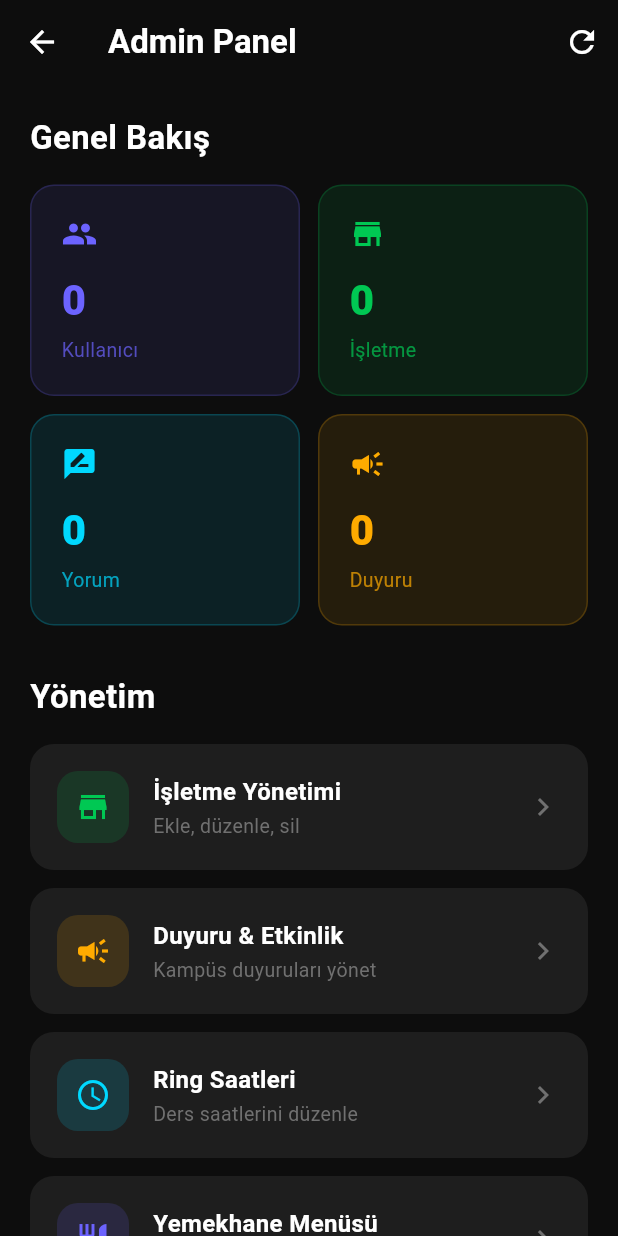
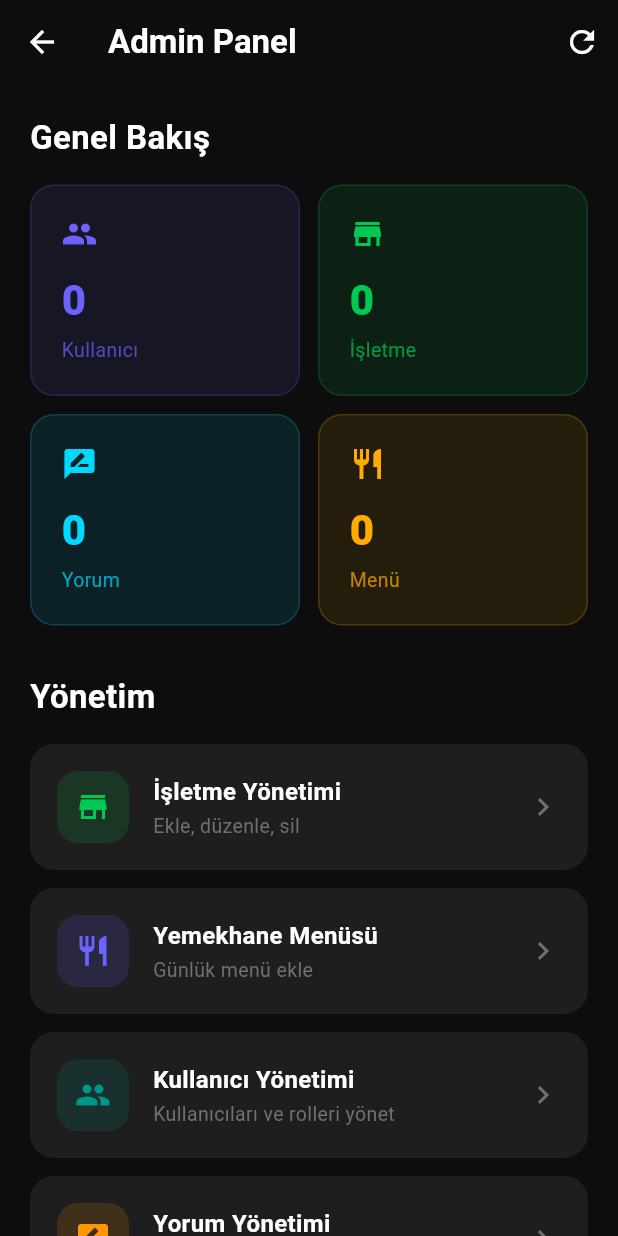
Before and after one commit to MrtSrt31/ncc-campus-app, a Flutter app: the AdminDashboardScreen screen opened by its route, on a phone screen of 412 x 824 dp. Run offline on Flutter 3.47's test engine with Material 3 defaults, Android fonts, the phone set to English and light mode, and no system bars; our stand-ins replace cloud_firestore, firebase_auth, firebase_core, flutter_rating_bar, google_mobile_ads, shared_preferences and 1 more; accounts and stored records are empty.

Commit message:
Responsive flexbox layout, bilingual businesses, admin panel cleanup
- Replace hardcoded 2-col grid with responsive Wrap (2/3/4 cols based on screen width)
- Max-width constraint (900px) for widescreen single-page layout
- Add bilingual fields (nameEn, descriptionEn) to Business model
- Admin business form with TR/EN inputs
- Localize campus directory & business detail screens
- Remove Announcements & Ring Schedule from admin dashboard
- Fix RenderFlex overflow in home screen

```diff
--- a/lib/core/models/business_model.dart
+++ b/lib/core/models/business_model.dart
@@ -3,9 +3,11 @@ import 'package:cloud_firestore/cloud_firestore.dart';
 class Business {
   final String id;
   final String name;
+  final String nameEn;
   final String category;
   final String phone;
   final String description;
+  final String descriptionEn;
   final List<String> photos;
   final List<MenuItem> menu;
   final String openHours;
@@ -17,9 +19,11 @@ class Business {
   Business({
     required this.id,
     required this.name,
+    this.nameEn = '',
     required this.category,
     this.phone = '',
     this.description = '',
+    this.descriptionEn = '',
     this.photos = const [],
     this.menu = const [],
     this.openHours = '',
@@ -31,9 +35,11 @@ class Business {
 
   Map<String, dynamic> toFirestore() => {
         'name': name,
+        'nameEn': nameEn,
         'category': category,
         'phone': phone,
         'description': description,
+        'descriptionEn': descriptionEn,
         'photos': photos,
         'menu': menu.map((m) => m.toFirestore()).toList(),
         'openHours': openHours,
@@ -48,9 +54,11 @@ class Business {
     return Business(
       id: doc.id,
       name: data['name'] ?? '',
+      nameEn: data['nameEn'] ?? '',
       category: data['category'] ?? '',
       phone: data['phone'] ?? '',
       description: data['description'] ?? '',
+      descriptionEn: data['descriptionEn'] ?? '',
       photos: List<String>.from(data['photos'] ?? []),
       menu: (data['menu'] as List<dynamic>?)
               ?.map((m) => MenuItem.fromFirestore(m))
@@ -67,9 +75,11 @@ class Business {
   Business copyWith({
     String? id,
     String? name,
+    String? nameEn,
     String? category,
     String? phone,
     String? description,
+    String? descriptionEn,
     List<String>? photos,
     List<MenuItem>? menu,
     String? openHours,
@@ -80,9 +90,11 @@ class Business {
     return Business(
       id: id ?? this.id,
       name: name ?? this.name,
+      nameEn: nameEn ?? this.nameEn,
       category: category ?? this.category,
       phone: phone ?? this.phone,
       description: description ?? this.description,
+      descriptionEn: descriptionEn ?? this.descriptionEn,
       photos: photos ?? this.photos,
       menu: menu ?? this.menu,
       openHours: openHours ?? this.openHours,
--- a/lib/core/providers/auth_provider.dart
+++ b/lib/core/providers/auth_provider.dart
@@ -63,7 +63,7 @@ class AuthProvider extends ChangeNotifier {
     if (email.isEmpty || password.isEmpty) return false;
 
     // Demo admin login
-    if (email == 'admin' && password == 'admin') {
+    if (email == 'admin@admin.com' && password == 'admin123') {
       _appUser = AppUser(
         uid: 'demo-admin',
         email: 'admin@ncc.metu.edu.tr',
--- a/lib/screens/admin/admin_dashboard_screen.dart
+++ b/lib/screens/admin/admin_dashboard_screen.dart
@@ -2,8 +2,6 @@ import 'package:flutter/material.dart';
 import '../../core/theme/app_theme.dart';
 import '../../core/services/firestore_service.dart';
 import 'admin_businesses_screen.dart';
-import 'admin_announcements_screen.dart';
-import 'admin_ring_schedule_screen.dart';
 import 'admin_cafeteria_screen.dart';
 import 'admin_users_screen.dart';
 import 'admin_reviews_screen.dart';
@@ -108,9 +106,9 @@ class _AdminDashboardScreenState extends State<AdminDashboardScreen> {
                         const SizedBox(width: 12),
                         Expanded(
                           child: _StatCard(
-                            icon: Icons.campaign,
-                            label: 'Duyuru',
-                            value: '${_stats['announcements'] ?? 0}',
+                            icon: Icons.restaurant,
+                            label: 'Menü',
+                            value: '${_stats['cafeteria'] ?? 0}',
                             color: AppColors.warning,
                           ),
                         ),
@@ -132,20 +130,6 @@ class _AdminDashboardScreenState extends State<AdminDashboardScreen> {
                       subtitle: 'Ekle, düzenle, sil',
                       color: AppColors.success,
                       onTap: () => _navigateTo(const AdminBusinessesScreen()),
-                    ),
-                    _AdminTile(
-                      icon: Icons.campaign,
-                      title: 'Duyuru & Etkinlik',
-                      subtitle: 'Kampüs duyuruları yönet',
-                      color: AppColors.warning,
-                      onTap: () => _navigateTo(const AdminAnnouncementsScreen()),
-                    ),
-                    _AdminTile(
-                      icon: Icons.schedule,
-                      title: 'Ring Saatleri',
-                      subtitle: 'Ders saatlerini düzenle',
-                      color: AppColors.accent,
-                      onTap: () => _navigateTo(const AdminRingScheduleScreen()),
                     ),
                     _AdminTile(
                       icon: Icons.restaurant,
--- a/lib/screens/campus/campus_directory_screen.dart
+++ b/lib/screens/campus/campus_directory_screen.dart
@@ -181,7 +181,7 @@ class _CampusDirectoryScreenState extends State<CampusDirectoryScreen> {
                     children: [
                       Expanded(
                         child: Text(
-                          business.name,
+                          (!l.isTr && business.nameEn.isNotEmpty) ? business.nameEn : business.name,
                           style: const TextStyle(
                             color: AppColors.textPrimary,
                             fontSize: 16,
```
Also changed, not shown: lib/core/data/sample_data.dart (+12 -0 lines), lib/screens/admin/admin_businesses_screen.dart (+16 -4 lines), lib/screens/campus/business_detail_screen.dart (+11 -7 lines), lib/screens/home_screen.dart (+53 -64 lines).
